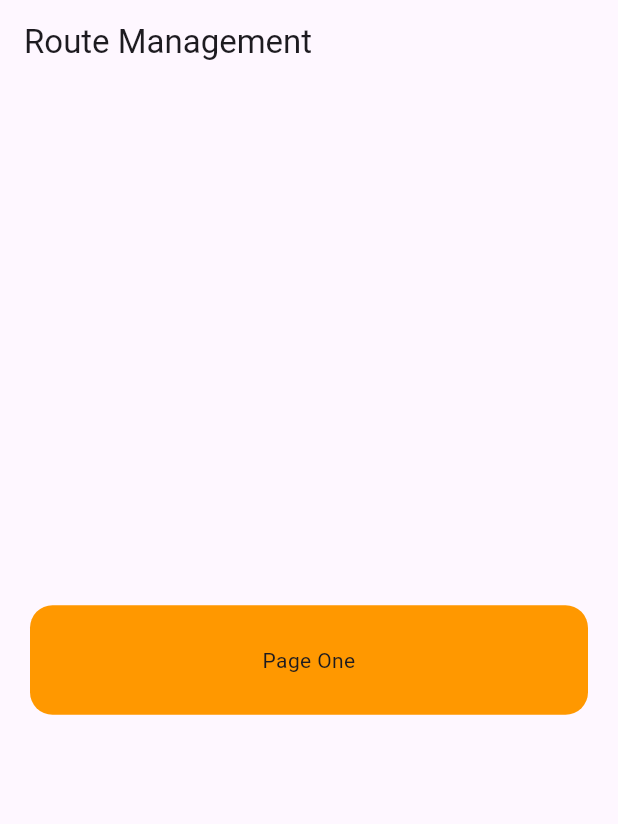
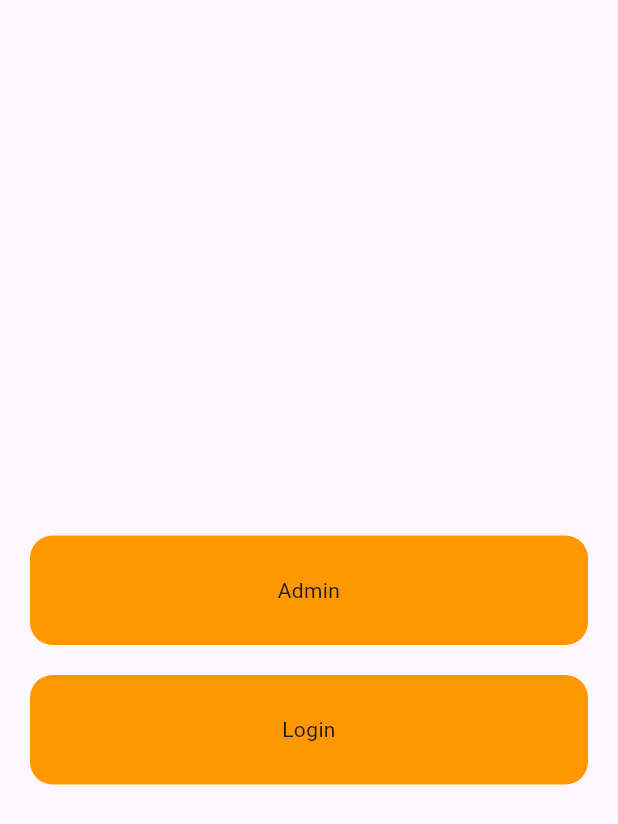
Before and after one commit to Esra2-Abdelltif/Getx-Flutter-, a Flutter app: the screen it shows after launch, on a phone screen of 412 x 824 dp. Shown: the top 824 px of the screen. Run offline on Flutter 3.47's test engine with Material 3 defaults, Android fonts, the phone set to English and light mode, and no system bars; our stand-ins replace device_preview, get, shared_preferences.

Commit message:
Middleware

```diff
--- a/lib/main.dart
+++ b/lib/main.dart
@@ -1,13 +1,20 @@
 import 'package:flutter/material.dart';
 import 'package:device_preview/device_preview.dart';
 import 'package:get/get.dart';
-import 'package:getx/utils/my_bindings.dart';
-import 'package:getx/view/screens/counter_screen/obx_counter_screen.dart';
+import 'package:getx/middleware/auth_middleware.dart';
+import 'package:getx/middleware/super_middleware.dart';
+import 'package:getx/view/screens/home_screen/admin_screen.dart';
+import 'package:getx/view/screens/home_screen/home_screen.dart';
+import 'package:getx/view/screens/home_screen/super_screen.dart';
 import 'package:getx/view/screens/route_management/route_management.dart';
+import 'package:getx/view/screens/home_screen/login_screen.dart';
+
 import 'package:shared_preferences/shared_preferences.dart';
 SharedPreferences? sharedPreferences;
-void main() {
+void main() async{
   WidgetsFlutterBinding.ensureInitialized();
+  sharedPreferences= await SharedPreferences.getInstance();
+
   runApp((DevicePreview(
     enabled: true,
     builder: (context) => const MyApp(),
@@ -33,7 +40,11 @@ class MyApp extends StatelessWidget {
       ///To call Binding
       // initialBinding: MyBindings(),
       getPages: [
-        GetPage(name: "/",page:()=> RouteManagement() ),
+        GetPage(name: "/",page:()=> const LoginScreen(),middlewares: [AuthMiddleware(),SuperMiddleware()] ),
+        GetPage(name: "/home",page:()=>const HomeScreen() ),
+        GetPage(name: "/super",page:()=>const SuperScreen() ),
+        GetPage(name: "/admin",page:()=>const AdminScreen() ),
+
         ///To call Binding
         // GetPage(name: "/Next2Screen",page:()=>const NextScreenTwo(),binding: MyBindings() ),
     GetPage(name: "/NextScreen",page:()=>const NextScreen() ),
--- /dev/null
+++ b/lib/middleware/auth_middleware.dart
@@ -0,0 +1,14 @@
+import 'package:flutter/material.dart';
+import 'package:get/get.dart';
+import 'package:getx/main.dart';
+
+class AuthMiddleware extends GetMiddleware{
+  @override
+  int? get priority => 2;
+  @override
+  RouteSettings? redirect(String? route) {
+   if(sharedPreferences!.getString("role")=="user") return const RouteSettings(name: "/home");
+   if(sharedPreferences!.getString("role")=="admin") return const RouteSettings(name: "/admin");
+
+  }
+}
--- /dev/null
+++ b/lib/middleware/super_middleware.dart
@@ -0,0 +1,14 @@
+import 'package:flutter/material.dart';
+import 'package:get/get.dart';
+
+class SuperMiddleware extends GetMiddleware{
+  @override
+  int? get priority => 1;
+
+  bool myVar=false;
+  @override
+  RouteSettings? redirect(String? route) {
+    if(myVar == true) return const RouteSettings(name: "/super");
+
+  }
+}
--- /dev/null
+++ b/lib/view/screens/home_screen/login_screen.dart
@@ -0,0 +1,44 @@
+import 'package:flutter/material.dart';
+import 'package:get/get.dart';
+import 'package:getx/main.dart';
+import 'package:getx/view/widget/custom_button.dart';
+
+class LoginScreen extends StatelessWidget {
+  const LoginScreen({super.key});
+
+  @override
+  Widget build(BuildContext context) {
+    return Scaffold(
+      appBar: AppBar(),
+      body: Padding(
+        padding: const EdgeInsets.all(20.0),
+        child: Column(
+          mainAxisAlignment: MainAxisAlignment.center,
+          children: [
+            CustomButton(
+              text: "Admin",
+              onTap: () {
+                sharedPreferences!.setString("role", "admin");
+                Get.offNamed("/admin");
+
+              },
+            ),
+            const SizedBox(height: 20,),
+            CustomButton(
+              text: "Login",
+              onTap: () {
+                sharedPreferences!.setString("role", "user");
+                sharedPreferences!.setString("id", "1");
+
+                Get.offNamed("/home");
+
+              },
+            ),
+
+
+          ],
+        ),
+      ),
+    );
+  }
+}
```
Also changed, not shown: lib/view/screens/home_screen/admin_screen.dart (added, +37 -0 lines), lib/view/screens/home_screen/home_screen.dart (added, +37 -0 lines), lib/view/screens/home_screen/super_screen.dart (added, +38 -0 lines).
